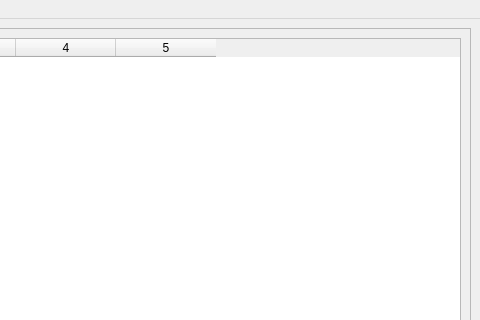
Above: pyLedger.ui from agamez/pyLedger before the change; both pictures show x 304 to 784 and y 0 to 320 of the 784 by 480 pixel window. Below: the same form after it.
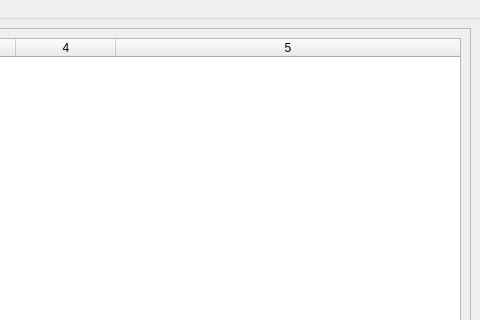
That is the form after the change.

Commit message: pyLedger.ui: strecht last column

Patch:
```diff
--- a/pyLedger.ui
+++ b/pyLedger.ui
@@ -52,6 +52,9 @@
               <attribute name="horizontalHeaderVisible">
                <bool>true</bool>
               </attribute>
+              <attribute name="horizontalHeaderStretchLastSection">
+               <bool>true</bool>
+              </attribute>
               <column/>
               <column/>
               <column/>
```
